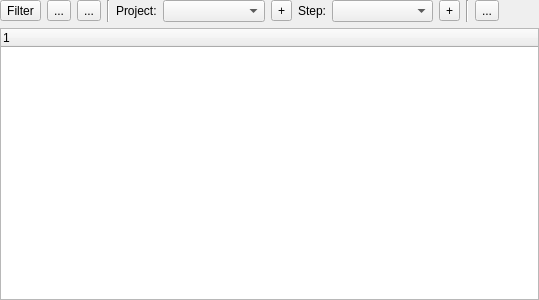
Above: src/app/logbookwidget.ui from braeun/FitsIP before the change. Below: the same form after it.
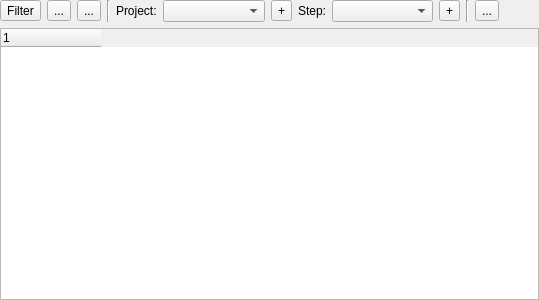
That is the form after the change. Icons and pictures are not drawn.

The edit to the form file:
```diff
--- a/src/app/logbookwidget.ui
+++ b/src/app/logbookwidget.ui
@@ -201,6 +201,9 @@
      <property name="selectionMode">
       <enum>QAbstractItemView::ExtendedSelection</enum>
      </property>
+     <attribute name="headerStretchLastSection">
+      <bool>false</bool>
+     </attribute>
      <column>
       <property name="text">
        <string notr="true">1</string>
```
